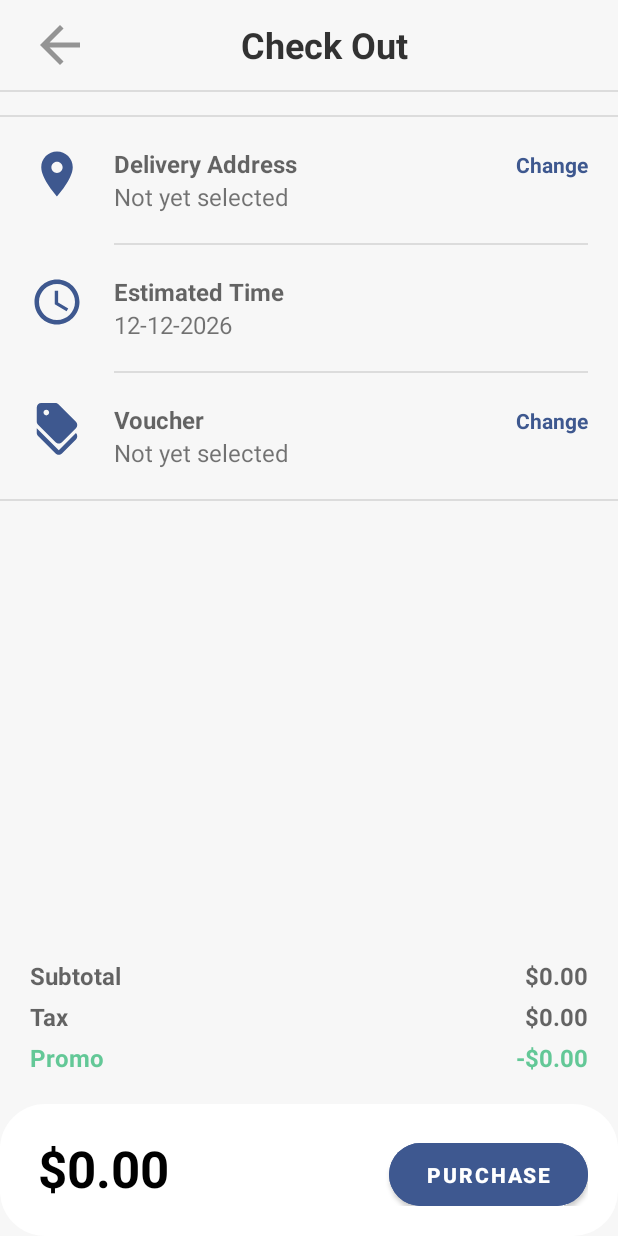
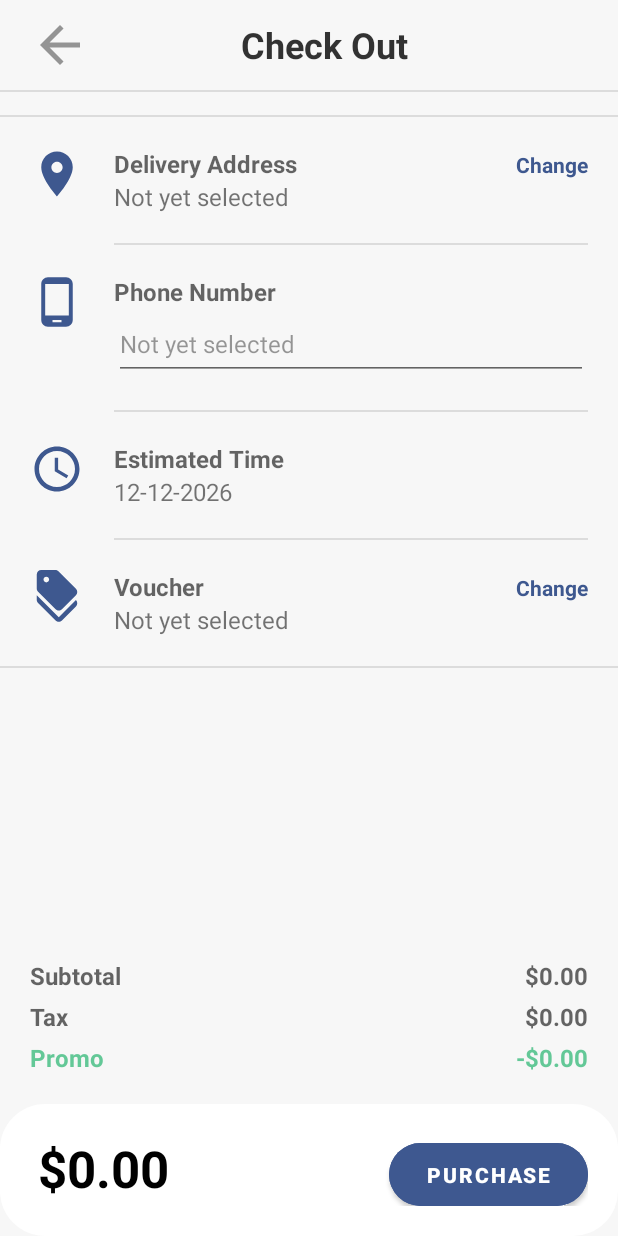
Before and after one commit to hault033092/RMIT-COSC2657-AndroidDev-2022C, an Android app: the CheckOutActivity screen opened directly, with no data from a screen before it, on a phone screen of 412 x 824 dp. Run offline under Robolectric (Android 15) with nearby library versions, the phone set to English and light mode, and no system bars; 1 statement that could not run was skipped.

Commit message:
check out condition

```diff
--- a/app/src/main/java/com/example/myapplication/CheckOutActivity.java
+++ b/app/src/main/java/com/example/myapplication/CheckOutActivity.java
@@ -16,9 +16,12 @@ import android.util.Log;
 import android.view.View;
 import android.view.Window;
 import android.view.WindowManager;
+import android.widget.Button;
+import android.widget.EditText;
 import android.widget.FrameLayout;
 import android.widget.ImageView;
 import android.widget.TextView;
+import android.widget.Toast;
 
 import com.example.myapplication.Adapter.CheckOutAdapter;
 import com.example.myapplication.Entity.Item;
@@ -45,6 +48,8 @@ public class CheckOutActivity extends AppCompatActivity {
     float subtotalCost =0;
     float taxes = 0 ;
     float voucher = 0;
+
+    private final String DEFAULTTEXT = "Not yet selected";
 
     private final static int LOCATION_REQUEST_CODE = 23;
     private  final static int VOUCHER_REQUEST_CODE = 20;
@@ -89,6 +94,8 @@ public class CheckOutActivity extends AppCompatActivity {
 
             }
         });
+        //set Phone
+
         //set TIME
         Calendar c = GregorianCalendar.getInstance();
         c.add(Calendar.DAY_OF_WEEK, 7);
@@ -128,6 +135,36 @@ public class CheckOutActivity extends AppCompatActivity {
 
         total.setText(fmt.format(totalCost));
 
+        //set PURCHASE
+        Button checkOut = findViewById(R.id.checkOut);
+        checkOut.setOnClickListener(new View.OnClickListener() {
+            @Override
+            public void onClick(View view) {
+                //check condition for purchasing
+                TextView location = findViewById(R.id.locationView);
+                String address = location.getText().toString();
+
+                EditText edit = findViewById(R.id.phoneView);
+                String phone = edit.getText().toString();
+
+                String time = timeView.getText().toString();
+
+                if(address.compareTo(DEFAULTTEXT) == 0) {
+                    Toast.makeText(CheckOutActivity.this,"Address has not been added",Toast.LENGTH_SHORT).show();
+                    return;
+                }
+                if(phone.compareTo(DEFAULTTEXT) == 0) {
+                    Toast.makeText(CheckOutActivity.this,"Phone has not been added",Toast.LENGTH_SHORT).show();
+                    return;
+                }
+                //--------------------------------------------------------------------------------
+                //write your code here
+
+                //empty cart on success
+
+            }
+        });
+
     }
 
     @Override
--- /dev/null
+++ b/app/src/main/res/drawable/ic_baseline_phone_android_24.xml
@@ -0,0 +1,5 @@
+<vector android:height="64dp" android:tint="#3E588F"
+    android:viewportHeight="24" android:viewportWidth="24"
+    android:width="64dp" xmlns:android="http://schemas.android.com/apk/res/android">
+    <path android:fillColor="@android:color/white" android:pathData="M16,1L8,1C6.34,1 5,2.34 5,4v16c0,1.66 1.34,3 3,3h8c1.66,0 3,-1.34 3,-3L19,4c0,-1.66 -1.34,-3 -3,-3zM14,21h-4v-1h4v1zM17.25,18L6.75,18L6.75,4h10.5v14z"/>
+</vector>
--- a/app/src/main/res/layout/activity_check_out.xml
+++ b/app/src/main/res/layout/activity_check_out.xml
@@ -149,6 +149,70 @@
                         android:layout_height="wrap_content"
                         android:text="Not yet selected"
                         android:textSize="16dp" />
+
+                </LinearLayout>
+            </LinearLayout>
+
+            <View
+                android:layout_width="match_parent"
+                android:layout_height="1dp"
+                android:layout_marginStart="76dp"
+                android:layout_marginEnd="20dp"
+                android:background="@color/l_gray" />
+
+            <LinearLayout
+                android:id="@+id/Phone"
+                android:layout_width="match_parent"
+                android:layout_height="wrap_content"
+                android:orientation="horizontal"
+                android:paddingStart="20dp"
+                android:paddingTop="20dp"
+                android:paddingEnd="20dp"
+                android:paddingBottom="20dp">
+
+                <ImageView
+                    android:layout_width="36dp"
+                    android:layout_height="36dp"
+                    android:layout_weight="0"
+                    app:srcCompat="@drawable/ic_baseline_phone_android_24" />
+
+                <LinearLayout
+                    android:layout_width="wrap_content"
+                    android:layout_height="wrap_content"
+                    android:layout_marginStart="20dp"
+                    android:layout_weight="1"
+                    android:orientation="vertical">
+
+                    <LinearLayout
+                        android:layout_width="match_parent"
+                        android:layout_height="match_parent"
+                        android:orientation="horizontal">
+
+                        <TextView
+                            android:layout_width="wrap_content"
+                            android:layout_height="wrap_content"
+                            android:text="Phone Number"
+                            android:textColor="#99000000"
+                            android:textSize="16dp"
+                            android:textStyle="bold" />
+
+                        <Space
+                            android:layout_width="wrap_content"
+                            android:layout_height="wrap_content"
+                            android:layout_weight="1" />
+
+                    </LinearLayout>
+
+                    <EditText
+                        android:id="@+id/phoneView"
+                        android:layout_width="match_parent"
+                        android:layout_height="wrap_content"
+                        android:ems="10"
+                        android:inputType="phone"
+                        android:minHeight="48dp"
+                        android:text="Not yet selected"
+                        android:textColor="#66000000"
+                        android:textSize="16sp" />
 
                 </LinearLayout>
             </LinearLayout>
```
